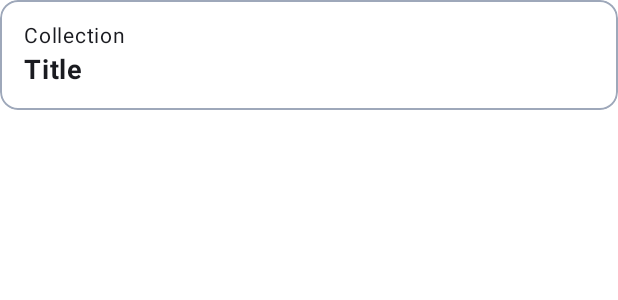
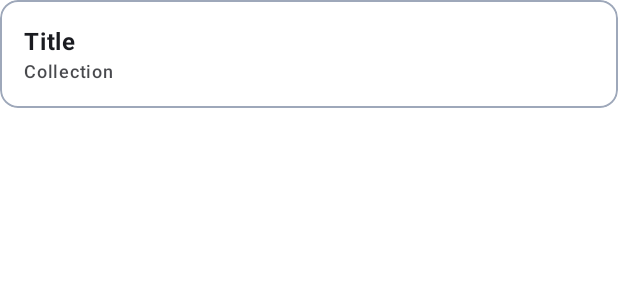
Before and after one commit to mfathonin/prodigi-app, an Android app built with Jetpack Compose: the @Preview function ContentCardViewPreview, on a phone screen of 412 x 824 dp. Shown: the top 300 px of the screen. Run offline under Robolectric (Android 15) with nearby library versions, the phone set to English and light mode, and no system bars.

Commit message:
feat(style): update font styling

```diff
--- a/app/src/main/java/com/merahputihperkasa/prodigi/ui/components/ContentCardView.kt
+++ b/app/src/main/java/com/merahputihperkasa/prodigi/ui/components/ContentCardView.kt
@@ -13,15 +13,14 @@ import androidx.compose.ui.Modifier
 import androidx.compose.ui.draw.clip
 import androidx.compose.ui.graphics.Color
 import androidx.compose.ui.platform.LocalContext
+import androidx.compose.ui.text.font.FontWeight
 import androidx.compose.ui.tooling.preview.Preview
 import androidx.compose.ui.unit.dp
 import com.merahputihperkasa.prodigi.models.Collection
 import com.merahputihperkasa.prodigi.models.Content
 import com.merahputihperkasa.prodigi.models.Link
-import com.merahputihperkasa.prodigi.ui.theme.OnPrimary
 import com.merahputihperkasa.prodigi.ui.theme.ProdigiBookReaderTheme
 import com.merahputihperkasa.prodigi.ui.theme.Secondary400
-import com.merahputihperkasa.prodigi.ui.theme.Typography
 import com.merahputihperkasa.prodigi.utils.openUrl
 
 @Composable
@@ -52,8 +51,17 @@ fun ContentCardView(
             }
             .padding(16.dp)
     ) {
-        Text(collection, style = Typography.labelSmall, color = textColor, modifier = Modifier.padding(bottom = 4.dp))
-        Text(title, style = Typography.titleLarge, color = textColor)
+        Text(
+            title,
+            style = MaterialTheme.typography.bodyLarge
+                .copy(fontWeight = FontWeight.Bold),
+            color = textColor
+        )
+        Text(
+            collection,
+            style = MaterialTheme.typography.labelMedium,
+            color = textColor.copy(0.8f),
+        )
     }
 }
 
--- a/app/src/main/java/com/merahputihperkasa/prodigi/ui/components/ResultBottomSheet.kt
+++ b/app/src/main/java/com/merahputihperkasa/prodigi/ui/components/ResultBottomSheet.kt
@@ -11,6 +11,7 @@ import androidx.compose.foundation.layout.padding
 import androidx.compose.material3.Button
 import androidx.compose.material3.ExperimentalMaterial3Api
 import androidx.compose.material3.LinearProgressIndicator
+import androidx.compose.material3.MaterialTheme
 import androidx.compose.material3.ModalBottomSheet
 import androidx.compose.material3.SheetState
 import androidx.compose.material3.Text
@@ -31,7 +32,6 @@ import com.merahputihperkasa.prodigi.models.ContentEntity
 import com.merahputihperkasa.prodigi.repository.LoadDataStatus
 import com.merahputihperkasa.prodigi.repository.ProdigiRepositoryImpl
 import com.merahputihperkasa.prodigi.ui.theme.Secondary800
-import com.merahputihperkasa.prodigi.ui.theme.Typography
 import com.merahputihperkasa.prodigi.utils.copyToClipboard
 import com.merahputihperkasa.prodigi.utils.isValidURi
 import com.merahputihperkasa.prodigi.utils.openUrl
@@ -84,7 +84,7 @@ fun ResultBottomSheet(
             ) {
                 Text(
                     text = stringResource(titleId),
-                    style = Typography.titleLarge,
+                    style = MaterialTheme.typography.titleLarge,
                     modifier = Modifier.padding(horizontal = 16.dp)
                 )
                 if (!isInternalSources) {
@@ -157,7 +157,7 @@ fun ResultBottomSheet(
                             Column(modifier = Modifier.fillMaxWidth().padding(horizontal = 16.dp)) {
                                 Text(
                                     stringResource(id = R.string.subtitle_content_list),
-                                    style = Typography.labelSmall,
+                                    style = MaterialTheme.typography.labelLarge,
                                     color = Secondary800,
                                     modifier = Modifier.padding(bottom = 24.dp, top = 4.dp)
                                 )
--- a/app/src/main/java/com/merahputihperkasa/prodigi/ui/screens/HistoryScreen.kt
+++ b/app/src/main/java/com/merahputihperkasa/prodigi/ui/screens/HistoryScreen.kt
@@ -61,7 +61,6 @@ import com.merahputihperkasa.prodigi.ui.components.ContentsCounterCaption
 import com.merahputihperkasa.prodigi.ui.components.SearchField
 import com.merahputihperkasa.prodigi.ui.theme.ProdigiBookReaderTheme
 import com.merahputihperkasa.prodigi.ui.theme.Surface400
-import com.merahputihperkasa.prodigi.ui.theme.Typography
 import kotlinx.coroutines.flow.MutableStateFlow
 import kotlinx.coroutines.flow.collectLatest
 import kotlinx.coroutines.flow.update
@@ -251,7 +250,8 @@ fun <T> ErrorState(
         error.message?.let { msg ->
             Text(
                 "Code: $msg", color = Color.Black.copy(alpha = 0.5f),
-                style = Typography.labelSmall.copy(fontStyle = FontStyle.Italic)
+                style = MaterialTheme.typography.labelSmall
+                    .copy(fontStyle = FontStyle.Italic)
             )
         }
     }
```
Also changed, not shown: app/src/main/java/com/merahputihperkasa/prodigi/ui/components/ContentCounterCaption.kt (+2 -5 lines), app/src/main/java/com/merahputihperkasa/prodigi/ui/components/SearchField.kt (+13 -6 lines), app/src/main/java/com/merahputihperkasa/prodigi/ui/theme/Type.kt (+0 -14 lines).
